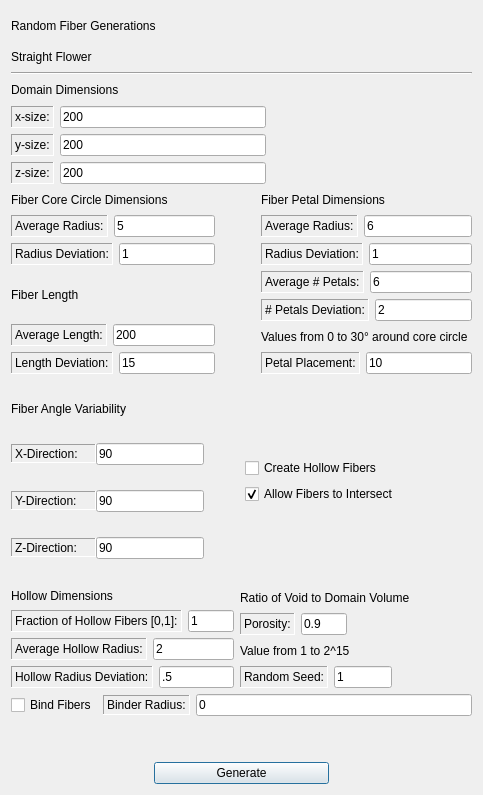
This is gui/src/Generate/randomfibergenstraightflower.ui in nasa/puma as Qt 5 draws it before an edit. The edited form follows.
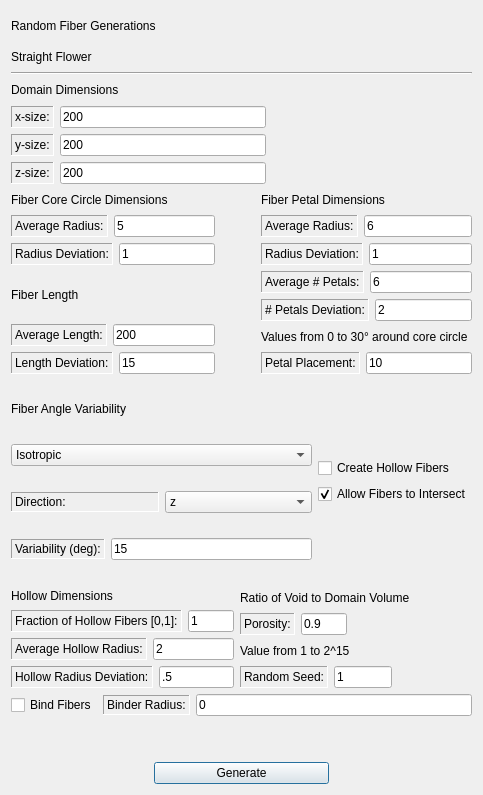
This is the edited form.

Commit message: updated gui for new fiber generation angle method

What changed in the file:
```diff
--- a/gui/src/Generate/randomfibergenstraightflower.ui
+++ b/gui/src/Generate/randomfibergenstraightflower.ui
@@ -13,7 +13,7 @@
   <property name="windowTitle">
    <string>Generate</string>
   </property>
-  <layout class="QVBoxLayout" name="verticalLayout_4">
+  <layout class="QVBoxLayout" name="verticalLayout_3">
    <item>
     <widget class="QLabel" name="randFiberGenerationsLabel">
      <property name="maximumSize">
@@ -579,15 +579,15 @@
     </layout>
    </item>
    <item>
-    <layout class="QHBoxLayout" name="horizontalLayout_22">
+    <layout class="QHBoxLayout" name="horizontalLayout_10">
      <item>
-      <layout class="QVBoxLayout" name="verticalLayout_3">
+      <layout class="QVBoxLayout" name="verticalLayout_4">
        <item>
         <widget class="QLabel" name="fibAngleVarLabel">
          <property name="maximumSize">
           <size>
            <width>16777215</width>
-           <height>19</height>
+           <height>20</height>
           </size>
          </property>
          <property name="styleSheet">
@@ -598,23 +598,33 @@
          </property>
         </widget>
        </item>
+       <item>
+        <widget class="QComboBox" name="angle_combo">
+         <item>
+          <property name="text">
+           <string>Isotropic</string>
+          </property>
+         </item>
+         <item>
+          <property name="text">
+           <string>Transverse Isotropic</string>
+          </property>
+         </item>
+         <item>
+          <property name="text">
+           <string>1D</string>
+          </property>
+         </item>
+        </widget>
+       </item>
        <item>
         <layout class="QHBoxLayout" name="horizontalLayout_8">
-         <property name="spacing">
-          <number>0</number>
-         </property>
          <item>
-          <widget class="QLabel" name="xDirLabel">
-           <property name="minimumSize">
-            <size>
-             <width>85</width>
-             <height>0</height>
-            </size>
-           </property>
+          <widget class="QLabel" name="direction_label">
            <property name="maximumSize">
             <size>
-             <width>80</width>
-             <height>19</height>
+             <width>16777215</width>
+             <height>20</height>
             </size>
            </property>
            <property name="styleSheet">
@@ -627,39 +637,42 @@
             <enum>QFrame::Sunken</enum>
            </property>
            <property name="text">
-            <string>X-Direction:</string>
+            <string>Direction:</string>
            </property>
           </widget>
          </item>
-         <item alignment="Qt::AlignLeft">
-          <widget class="QLineEdit" name="xAngleEdit">
-           <property name="styleSheet">
-            <string notr="true">font: 10pt &quot;Serif&quot;;</string>
+         <item>
+          <widget class="QComboBox" name="direction_combo">
+           <property name="currentIndex">
+            <number>2</number>
            </property>
-           <property name="text">
-            <string>90</string>
-           </property>
+           <item>
+            <property name="text">
+             <string>x</string>
+            </property>
+           </item>
+           <item>
+            <property name="text">
+             <string>y</string>
+            </property>
+           </item>
+           <item>
+            <property name="text">
+             <string>z</string>
+            </property>
+           </item>
           </widget>
          </item>
         </layout>
        </item>
        <item>
         <layout class="QHBoxLayout" name="horizontalLayout_9">
-         <property name="spacing">
-          <number>0</number>
-         </property>
          <item>
-          <widget class="QLabel" name="yDirLabel">
-           <property name="minimumSize">
-            <size>
-             <width>85</width>
-             <height>0</height>
-            </size>
-           </property>
+          <widget class="QLabel" name="variability_label">
            <property name="maximumSize">
             <size>
-             <width>80</width>
-             <height>19</height>
+             <width>16777215</width>
+             <height>20</height>
             </size>
            </property>
            <property name="styleSheet">
@@ -672,62 +685,17 @@
             <enum>QFrame::Sunken</enum>
            </property>
            <property name="text">
-            <string>Y-Direction:</string>
+            <string>Variability (deg):</string>
            </property>
           </widget>
          </item>
-         <item alignment="Qt::AlignLeft">
-          <widget class="QLineEdit" name="yAngleEdit">
-           <property name="styleSheet">
-            <string notr="true">font: 10pt &quot;Serif&quot;;</string>
-           </property>
-           <property name="text">
-            <string>90</string>
-           </property>
-          </widget>
-         </item>
-        </layout>
-       </item>
-       <item>
-        <layout class="QHBoxLayout" name="horizontalLayout_10">
-         <property name="spacing">
-          <number>0</number>
-         </property>
          <item>
-          <widget class="QLabel" name="zDirLabel">
-           <property name="minimumSize">
-            <size>
-             <width>85</width>
-             <height>0</height>
-            </size>
-           </property>
-           <property name="maximumSize">
-            <size>
-             <width>80</width>
-             <height>19</height>
-            </size>
-           </property>
+          <widget class="QLineEdit" name="variability_edit">
            <property name="styleSheet">
             <string notr="true">font: 10pt &quot;Serif&quot;;</string>
            </property>
-           <property name="frameShape">
-            <enum>QFrame::Panel</enum>
-           </property>
-           <property name="frameShadow">
-            <enum>QFrame::Sunken</enum>
-           </property>
            <property name="text">
-            <string>Z-Direction:</string>
-           </property>
-          </widget>
-         </item>
-         <item alignment="Qt::AlignLeft">
-          <widget class="QLineEdit" name="zAngleEdit">
-           <property name="styleSheet">
-            <string notr="true">font: 10pt &quot;Serif&quot;;</string>
-           </property>
-           <property name="text">
-            <string>90</string>
+            <string>15</string>
            </property>
           </widget>
          </item>
```
Left out of the diff: 3 changed lines with no effect on the pictures. The commit also changes 10 other files.
